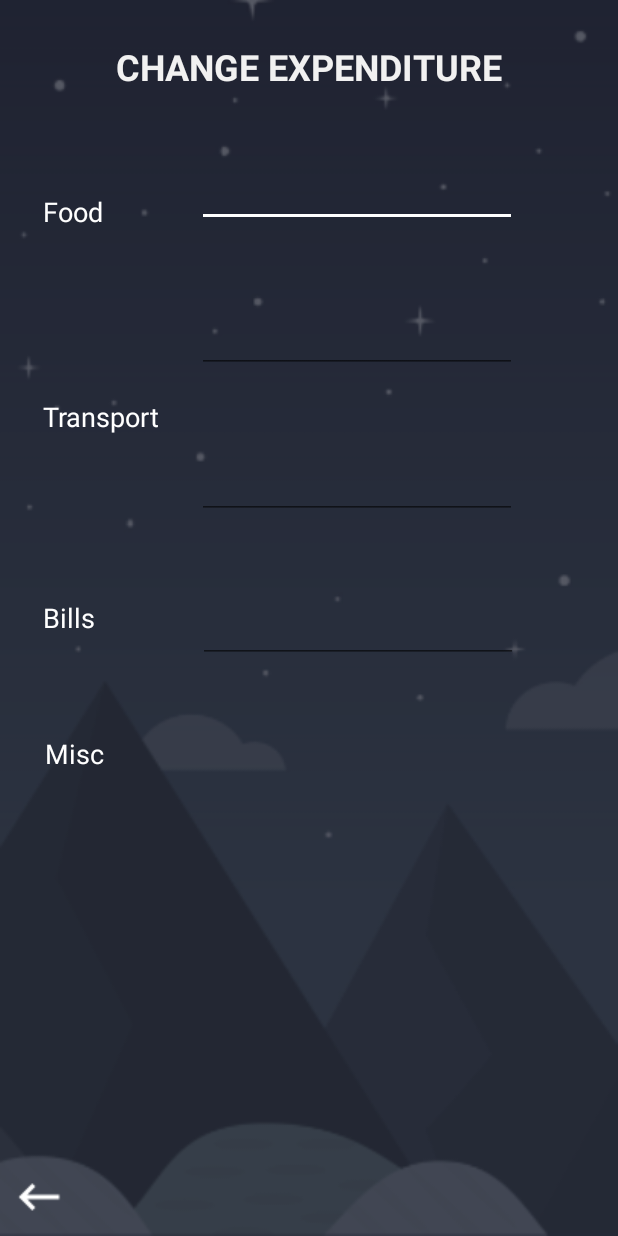
After one commit to e0309463/restoreorbital, an Android app: the layout fragment_expenditure.xml on its own in the app's theme, with its tools: preview values and no code run, on a phone screen of 412 x 824 dp. The commit adds this screen. Run offline under Robolectric (Android 15) with nearby library versions, the phone set to English and light mode, and no system bars.

Commit message:
update budget

```diff
--- a/app/src/main/java/com/example/myapplication/BillFragment.java
+++ b/app/src/main/java/com/example/myapplication/BillFragment.java
@@ -3,9 +3,7 @@ package com.example.myapplication;
 
 import android.os.Bundle;
 import android.support.annotation.NonNull;
-import android.support.annotation.Nullable;
 import android.support.v4.app.Fragment;
-import android.text.method.ScrollingMovementMethod;
 import android.view.LayoutInflater;
 import android.view.View;
 import android.view.ViewGroup;
@@ -15,7 +13,6 @@ import android.widget.ListView;
 import android.widget.TextView;
 
 import com.google.firebase.auth.FirebaseAuth;
-import com.google.firebase.database.ChildEventListener;
 import com.google.firebase.database.DataSnapshot;
 import com.google.firebase.database.DatabaseError;
 import com.google.firebase.database.DatabaseReference;
@@ -46,6 +43,7 @@ public class BillFragment extends Fragment {
     ArrayAdapter<String> adapter;
     User user;
     float billsExpend ;
+    public static float billsBudgetDollar = 50;
 
 
     @Override
@@ -80,7 +78,7 @@ public class BillFragment extends Fragment {
                 listView.setAdapter(adapter);
                 String BE = "$" + billsExpend + "";
                 billsExpenditureNumber.setText(BE);
-                float billsBudget = 50;
+                float billsBudget = billsBudgetDollar;
                 String BB ="$" + billsBudget + "";
                 billsBudgetNumber.setText(BB);
                 String result = "";
--- /dev/null
+++ b/app/src/main/java/com/example/myapplication/ExpenditureFragment.java
@@ -0,0 +1,48 @@
+package com.example.myapplication;
+
+import android.os.Bundle;
+import android.support.v4.app.Fragment;
+import android.view.View;
+import android.widget.EditText;
+import android.widget.ImageButton;
+import android.widget.Toast;
+
+public class ExpenditureFragment extends Fragment {
+    EditText foodInput;
+    EditText transportInput;
+    EditText billsInput;
+    EditText miscInput;
+    private ImageButton btnBack;
+    @Override
+    public void onViewCreated(View view, Bundle savedInstanceState) {
+
+        foodInput = (EditText) view.findViewById(R.id.foodInput);
+        foodInput.setHint(FoodFragment.foodBudgetDollar + "");
+        transportInput = (EditText) view.findViewById(R.id.transportInput);
+        transportInput.setHint(TransportFragment.transportBudgetDollar + "");
+        billsInput = (EditText) view.findViewById(R.id.billsInput);
+        billsInput.setHint(BillFragment.billsBudgetDollar + "");
+        miscInput = (EditText) view.findViewById(R.id.miscInput);
+        miscInput.setHint(MiscFragment.miscBudgetDollar + "");
+
+        if (foodInput.getText().toString().isEmpty() || transportInput.getText().toString().isEmpty() || billsInput.getText().toString().isEmpty() || miscInput.getText().toString().isEmpty()) {
+            Toast.makeText(getActivity(),"Please fill in all sections", Toast.LENGTH_SHORT).show();
+        } else {
+            FoodFragment.foodBudgetDollar = Float.parseFloat(foodInput.getText().toString());
+            TransportFragment.transportBudgetDollar = Float.parseFloat(transportInput.getText().toString());
+            BillFragment.billsBudgetDollar = Float.parseFloat(billsInput.getText().toString());
+            MiscFragment.miscBudgetDollar = Float.parseFloat(miscInput.getText().toString());
+
+            Toast.makeText(getActivity(),"Budget update successful",Toast.LENGTH_SHORT).show();
+
+        }
+            btnBack = (ImageButton) view.findViewById(R.id.btnBack2);
+            btnBack.setOnClickListener(new View.OnClickListener() {
+                @Override
+                public void onClick(View v) {
+                    getActivity().onBackPressed();
+                }
+            });
+
+    }
+}
--- a/app/src/main/java/com/example/myapplication/FoodFragment.java
+++ b/app/src/main/java/com/example/myapplication/FoodFragment.java
@@ -4,7 +4,6 @@ package com.example.myapplication;
 import android.os.Bundle;
 import android.support.annotation.NonNull;
 import android.support.v4.app.Fragment;
-import android.text.method.ScrollingMovementMethod;
 import android.view.LayoutInflater;
 import android.view.View;
 import android.view.ViewGroup;
@@ -44,6 +43,7 @@ public class FoodFragment extends Fragment {
     ArrayAdapter<String> adapter;
     User user;
     float billsExpend ;
+    public static float foodBudgetDollar = 0;
 
     @Override
     public void onViewCreated(View view, Bundle savedInstanceState) {
@@ -77,7 +77,7 @@ public class FoodFragment extends Fragment {
                 listView.setAdapter(adapter);
                 String BE = "$" + billsExpend + "";
                 billsExpenditureNumber.setText(BE);
-                float billsBudget = 50;
+                float billsBudget = foodBudgetDollar;
                 String BB ="$" + billsBudget + "";
                 billsBudgetNumber.setText(BB);
                 String result = "";
--- a/app/src/main/java/com/example/myapplication/MiscFragment.java
+++ b/app/src/main/java/com/example/myapplication/MiscFragment.java
@@ -44,6 +44,7 @@ public class MiscFragment extends Fragment {
     ArrayAdapter<String> adapter;
     User user;
     float billsExpend ;
+    public static float miscBudgetDollar = 50;
 
 
     @Override
@@ -77,7 +78,7 @@ public class MiscFragment extends Fragment {
                 listView.setAdapter(adapter);
                 String BE = "$" + billsExpend + "";
                 billsExpenditureNumber.setText(BE);
-                float billsBudget = 50;
+                float billsBudget = miscBudgetDollar;
                 String BB ="$" + billsBudget + "";
                 billsBudgetNumber.setText(BB);
                 String result = "";
--- a/app/src/main/java/com/example/myapplication/SecondActivitymodded.java
+++ b/app/src/main/java/com/example/myapplication/SecondActivitymodded.java
@@ -267,6 +267,7 @@ BillFragment billfragment = null;
 FoodFragment foodfragment = null;
 MiscFragment miscfragment = null;
 TransportFragment transportfragment = null;
+ExpenditureFragment exfragment = null;
         // Handle navigation view item clicks here.
         int id = item.getItemId();
 
@@ -287,7 +288,11 @@ TransportFragment transportfragment = null;
         } else if (id == R.id.nav_transport) {
             transportfragment = new TransportFragment();
             FragmentManager manager = getSupportFragmentManager();
-            manager.beginTransaction().replace(R.id.drawer_layout,transportfragment, transportfragment.getTag()).addToBackStack(null).commit();
+            manager.beginTransaction().replace(R.id.drawer_layout, transportfragment, transportfragment.getTag()).addToBackStack(null).commit();
+        } else if (id == R.id.nav_changeExpenditure) {
+            exfragment = new ExpenditureFragment();
+            FragmentManager manager = getSupportFragmentManager();
+            manager.beginTransaction().replace(R.id.drawer_layout, exfragment, exfragment.getTag()).addToBackStack(null).commit();
         } else if (id == R.id.nav_logout) {
             Logout();
         }
--- a/app/src/main/java/com/example/myapplication/TransportFragment.java
+++ b/app/src/main/java/com/example/myapplication/TransportFragment.java
@@ -43,6 +43,7 @@ public class TransportFragment extends Fragment {
     ArrayAdapter<String> adapter;
     User user;
     float billsExpend ;
+    public static float transportBudgetDollar = 50;
 
 
     @Override
@@ -76,7 +77,7 @@ public class TransportFragment extends Fragment {
                 listView.setAdapter(adapter);
                 String BE = "$" + billsExpend + "";
                 billsExpenditureNumber.setText(BE);
-                float billsBudget = 50;
+                float billsBudget = transportBudgetDollar;
                 String BB ="$" + billsBudget + "";
                 billsBudgetNumber.setText(BB);
                 String result = "";
--- /dev/null
+++ b/app/src/main/res/layout/fragment_expenditure.xml
@@ -0,0 +1,173 @@
+<?xml version="1.0" encoding="utf-8"?>
+<android.support.constraint.ConstraintLayout xmlns:android="http://schemas.android.com/apk/res/android"
+    xmlns:app="http://schemas.android.com/apk/res-auto"
+    xmlns:tools="http://schemas.android.com/tools"
+    android:layout_width="match_parent"
+    android:layout_height="match_parent"
+    android:background="@drawable/caro_background"
+    android:clickable="true"
+    tools:context=".ExpenditureFragment">
+
+    <ImageButton
+        android:id="@+id/btnBack2"
+        android:layout_width="wrap_content"
+        android:layout_height="wrap_content"
+        android:layout_marginStart="8dp"
+        android:layout_marginTop="8dp"
+        android:layout_marginEnd="8dp"
+        android:layout_marginBottom="8dp"
+        android:background="@color/colorTransparent"
+        android:src="@drawable/backbtn"
+        app:layout_constraintBottom_toBottomOf="parent"
+        app:layout_constraintEnd_toEndOf="parent"
+        app:layout_constraintHorizontal_bias="0.0"
+        app:layout_constraintStart_toStartOf="parent"
+        app:layout_constraintTop_toTopOf="parent"
+        app:layout_constraintVertical_bias="1.0" />
+
+    <TextView
+        android:id="@+id/textView2"
+        android:layout_width="302dp"
+        android:layout_height="30dp"
+        android:layout_marginStart="8dp"
+        android:layout_marginTop="8dp"
+        android:layout_marginEnd="8dp"
+        android:layout_marginBottom="8dp"
+        android:text="CHANGE EXPENDITURE"
+        android:textColor="#F1F1F1"
+        android:textSize="24sp"
+        android:textStyle="bold"
+        android:gravity="center"
+        app:layout_constraintBottom_toBottomOf="parent"
+        app:layout_constraintEnd_toEndOf="parent"
+        app:layout_constraintHorizontal_bias="0.494"
+        app:layout_constraintStart_toStartOf="parent"
+        app:layout_constraintTop_toTopOf="parent"
+        app:layout_constraintVertical_bias="0.026" />
+
+    <TextView
+        android:id="@+id/textView3"
+        android:layout_width="54dp"
+        android:layout_height="29dp"
+        android:layout_marginStart="8dp"
+        android:layout_marginTop="8dp"
+        android:layout_marginEnd="8dp"
+        android:layout_marginBottom="8dp"
+        android:text="Food"
+        android:textColor="#FFFFFF"
+        android:textSize="18sp"
+        app:layout_constraintBottom_toBottomOf="parent"
+        app:layout_constraintEnd_toEndOf="parent"
+        app:layout_constraintHorizontal_bias="0.061"
+        app:layout_constraintStart_toStartOf="parent"
+        app:layout_constraintTop_toTopOf="parent"
+        app:layout_constraintVertical_bias="0.155" />
+
+    <TextView
+        android:id="@+id/textView4"
+        android:layout_width="wrap_content"
+        android:layout_height="wrap_content"
+        android:layout_marginStart="8dp"
+        android:layout_marginEnd="8dp"
+        android:layout_marginBottom="8dp"
+        android:text="Transport"
+        android:textColor="#FFFFFF"
+        android:textSize="18sp"
+        app:layout_constraintBottom_toTopOf="@+id/textView5"
+        app:layout_constraintEnd_toEndOf="parent"
+        app:layout_constraintHorizontal_bias="0.066"
+        app:layout_constraintStart_toStartOf="parent"
+        app:layout_constraintTop_toBottomOf="@+id/textView3"
+        app:layout_constraintVertical_bias="0.514" />
+
+    <TextView
+        android:id="@+id/textView5"
+        android:layout_width="wrap_content"
+        android:layout_height="wrap_content"
+        android:layout_marginStart="8dp"
+        android:layout_marginEnd="8dp"
+        android:layout_marginBottom="400dp"
+        android:text="Bills"
+        android:textColor="#FFFFFF"
+        android:textSize="18sp"
+        app:layout_constraintBottom_toBottomOf="parent"
+        app:layout_constraintEnd_toEndOf="parent"
+        app:layout_constraintHorizontal_bias="0.058"
+        app:layout_constraintStart_toStartOf="parent" />
+
+    <TextView
+        android:id="@+id/textView6"
+        android:layout_width="wrap_content"
+        android:layout_height="wrap_content"
+        android:layout_marginStart="8dp"
+        android:layout_marginEnd="8dp"
+        android:layout_marginBottom="8dp"
+        android:text="Misc"
+        android:textColor="#FFFFFF"
+        android:textSize="18sp"
+        app:layout_constraintBottom_toBottomOf="parent"
+        app:layout_constraintEnd_toEndOf="parent"
+        app:layout_constraintHorizontal_bias="0.062"
+        app:layout_constraintStart_toStartOf="parent"
+        app:layout_constraintTop_toBottomOf="@+id/textView5"
+        app:layout_constraintVertical_bias="0.18" />
+
+    <EditText
+        android:id="@+id/foodInput"
+        android:layout_width="wrap_content"
+        android:layout_height="wrap_content"
+        android:layout_marginStart="8dp"
+        android:layout_marginTop="48dp"
+        android:layout_marginEnd="8dp"
+        android:ems="10"
+        android:inputType="number"
+        app:layout_constraintEnd_toEndOf="parent"
+        app:layout_constraintHorizontal_bias="0.404"
+        app:layout_constraintStart_toEndOf="@+id/textView3"
+        app:layout_constraintTop_toBottomOf="@+id/textView2" />
+
+    <EditText
+        android:id="@+id/transportInput"
+        android:layout_width="wrap_content"
+        android:layout_height="wrap_content"
+        android:layout_marginStart="8dp"
+        android:layout_marginTop="52dp"
+        android:layout_marginEnd="8dp"
+        android:ems="10"
+        android:inputType="number"
+        app:layout_constraintEnd_toEndOf="parent"
+        app:layout_constraintHorizontal_bias="0.223"
+        app:layout_constraintStart_toEndOf="@+id/textView4"
+        app:layout_constraintTop_toBottomOf="@+id/foodInput" />
+
+    <EditText
+        android:id="@+id/billsInput"
+        android:layout_width="wrap_content"
+        android:layout_height="wrap_content"
+        android:layout_marginStart="8dp"
+        android:layout_marginTop="52dp"
+        android:layout_marginEnd="8dp"
+        android:ems="10"
+        android:inputType="number"
+        app:layout_constraintEnd_toEndOf="parent"
+        app:layout_constraintHorizontal_bias="0.504"
+        app:layout_constraintStart_toEndOf="@+id/textView5"
+        app:layout_constraintTop_toBottomOf="@+id/transportInput" />
+
+    <EditText
+        android:id="@+id/miscInput"
+        android:layout_width="wrap_content"
+        android:layout_height="wrap_content"
+        android:layout_marginStart="8dp"
+        android:layout_marginTop="8dp"
+        android:layout_marginEnd="8dp"
+        android:layout_marginBottom="8dp"
+        android:ems="10"
+        android:inputType="number"
+        app:layout_constraintBottom_toBottomOf="parent"
+        app:layout_constraintEnd_toEndOf="parent"
+        app:layout_constraintHorizontal_bias="0.482"
+        app:layout_constraintStart_toEndOf="@+id/textView6"
+        app:layout_constraintTop_toBottomOf="@+id/billsInput"
+        app:layout_constraintVertical_bias="0.103" />
+</android.support.constraint.ConstraintLayout>
--- a/app/src/main/res/menu/activity_second_activitymodded_drawer.xml
+++ b/app/src/main/res/menu/activity_second_activitymodded_drawer.xml
@@ -24,6 +24,9 @@
             android:title = "Miscellaneous"
             android:icon="@drawable/misc"
             />
+        <item android:id="@+id/nav_changeExpenditure"
+            android:title ="Change Expenditure"
+            />
     </group>
 
     <item android:title="App">
```
